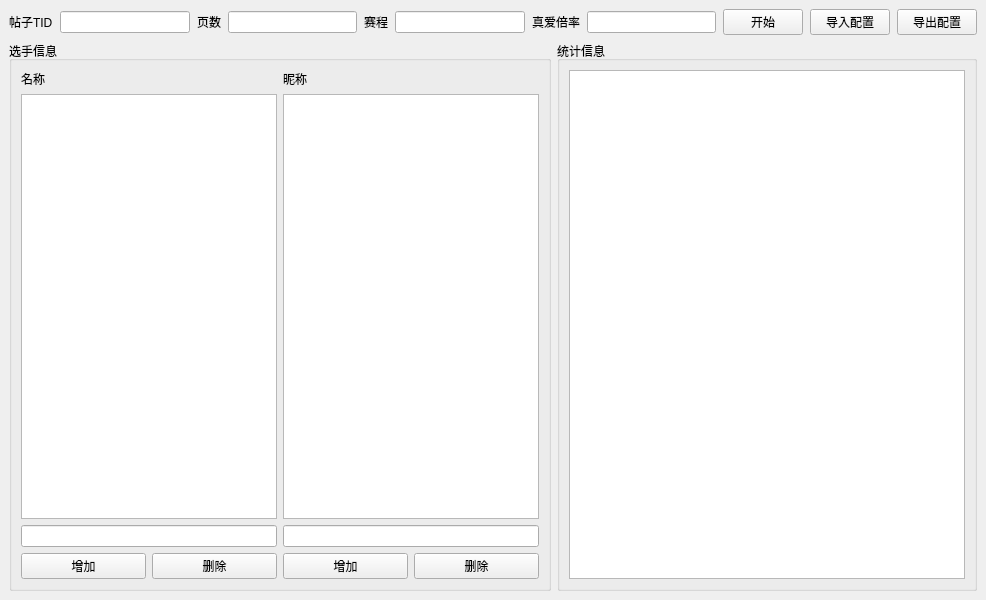
This is src/Ui/MainWindow.ui in xxzl0130/NGA_GF_Moe as Qt 5 draws it before an edit. The edited form follows.
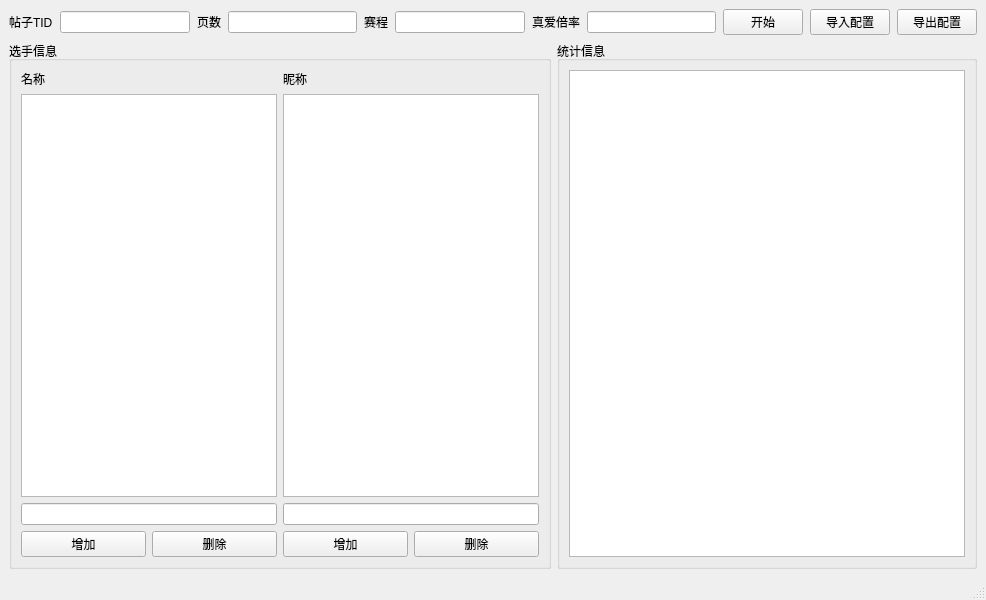
This is the edited form.

Commit message: 增加进度条，增加过滤论坛代码

```diff
--- a/src/Ui/MainWindow.ui
+++ b/src/Ui/MainWindow.ui
@@ -188,6 +188,7 @@
     </item>
    </layout>
   </widget>
+  <widget class="QStatusBar" name="statusBar"/>
  </widget>
  <resources/>
  <connections/>
```
The commit also changes 2 other files.
